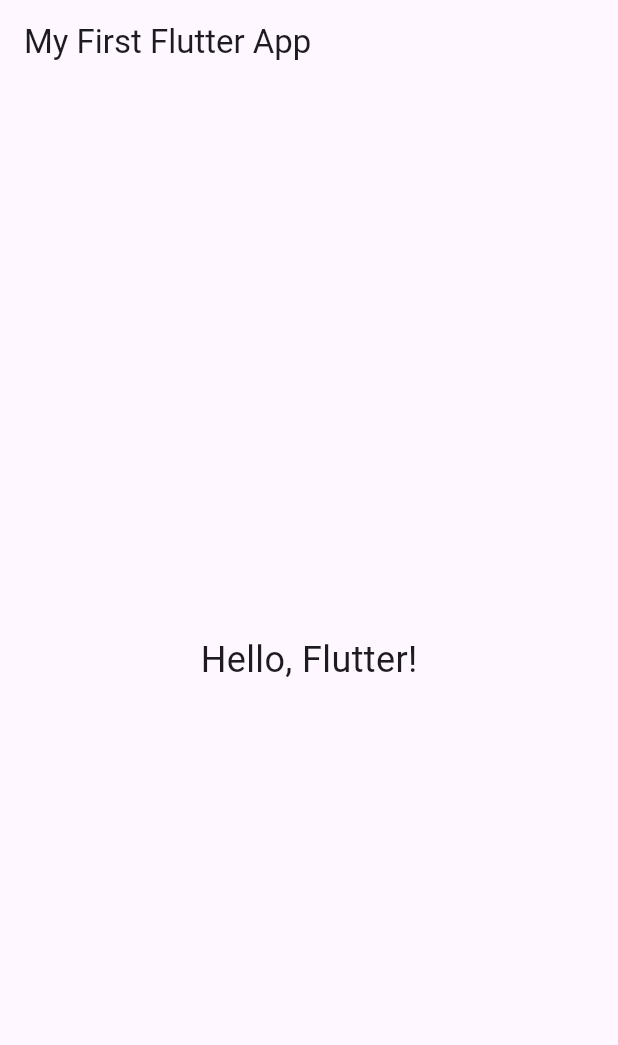
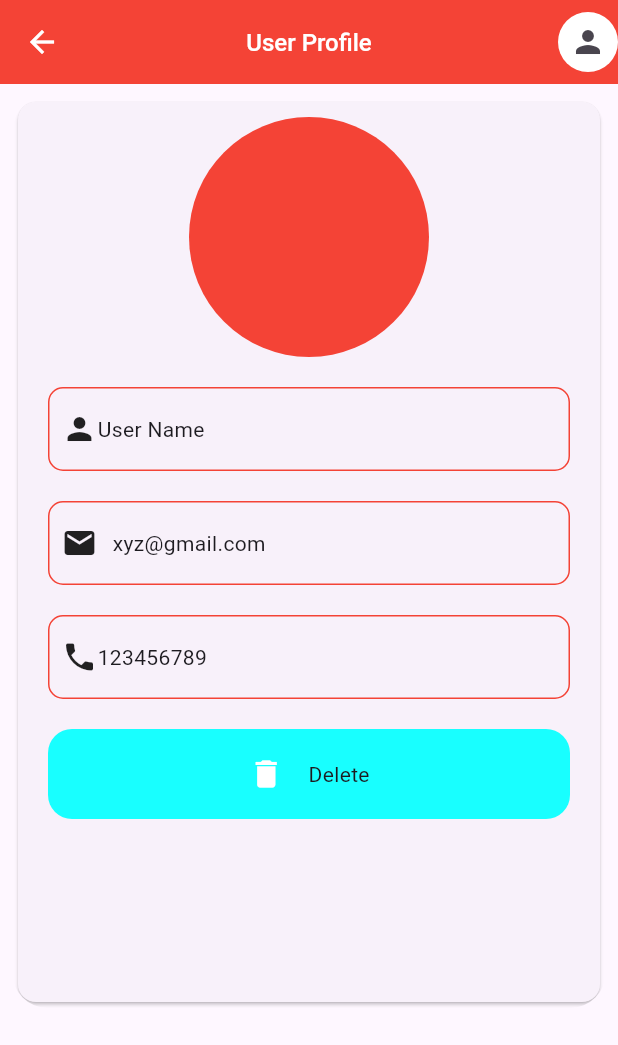
Before and after one commit to LuqmanJaffary/flutter-learning, a Flutter app: the screen it shows after launch, on a phone screen of 412 x 824 dp. Shown: the top 1045 px of the screen. Run offline on Flutter 3.47's test engine with Material 3 defaults, Android fonts, the phone set to English and light mode, and no system bars.

Commit message:
updated code

```diff
--- a/lib/main.dart
+++ b/lib/main.dart
@@ -1,19 +1,26 @@
+import 'package:app/user_profile.dart';
+// import 'package:firstapp/user_profile.dart';
 import 'package:flutter/material.dart';
+// import 'package:app/second_screen.dart';
+
 
 void main() {
-  runApp(MyApp());
+  runApp(const MyApp());
 }
 
 class MyApp extends StatelessWidget {
+  const MyApp({super.key});
+
+  // This widget is the root of your application.
   @override
   Widget build(BuildContext context) {
     return MaterialApp(
-      home: Scaffold(
-        appBar: AppBar(title: Text('My First Flutter App')),
-        body: Center(
-          child: Text('Hello, Flutter!', style: TextStyle(fontSize: 24)),
-        ),
+      title: 'Flutter Demo',
+      theme: ThemeData(
+        colorScheme: ColorScheme.fromSeed(seedColor: Colors.deepPurple),
+        useMaterial3: true,
       ),
+      home: UserProfile(),
     );
   }
 }
--- /dev/null
+++ b/lib/second_screen.dart
@@ -0,0 +1,55 @@
+import 'package:flutter/material.dart';
+
+class SecondScreen extends StatelessWidget {
+  const SecondScreen({super.key});
+
+  @override
+  Widget build(BuildContext context) {
+    return Scaffold(
+      appBar: AppBar(
+        backgroundColor: Colors.amber,
+        title: Text("Icon Screen"),
+        centerTitle: true,
+        elevation: 0,
+        leading: Icon(Icons.arrow_back),
+        actions: [
+          Icon(Icons.person),
+          Icon(Icons.notification_add),
+          SizedBox(width: 10),
+        ],
+      ),
+      body: SafeArea(
+        child: Column(
+          mainAxisAlignment: MainAxisAlignment.center,
+          crossAxisAlignment: CrossAxisAlignment.center,
+          children: [
+            Center(child: Text("Hello", style: TextStyle(fontSize: 30))),
+            Icon(Icons.safety_check, size: 100, color: Colors.red),
+            Image.network(
+              "https://encrypted-tbn0.gstatic.com/images?q=tbn:ANd9GcSUypk_8tAaK8q7b1t6m-Wu9AUluhssIe1pIw&s",
+              width: 100,
+              height: 100,
+              fit: BoxFit.cover,
+            ),
+            // Container(
+            //   height: 200,
+            //   width: 200,
+            //   decoration: BoxDecoration(
+            //       shape: BoxShape.circle,
+            //       image: DecorationImage(
+            //           image: NetworkImage(
+            //               "https://encrypted-tbn0.gstatic.com/images?q=tbn:ANd9GcSUypk_8tAaK8q7b1t6m-Wu9AUluhssIe1pIw&s"))),
+            // )
+            CircleAvatar(
+              backgroundColor: Colors.red,
+              radius: 40,
+              backgroundImage: NetworkImage(
+                "https://encrypted-tbn0.gstatic.com/images?q=tbn:ANd9GcSUypk_8tAaK8q7b1t6m-Wu9AUluhssIe1pIw&s",
+              ),
+            ),
+          ],
+        ),
+      ),
+    );
+  }
+}
--- /dev/null
+++ b/lib/user_profile.dart
@@ -0,0 +1,137 @@
+import 'package:flutter/material.dart';
+
+class UserProfile extends StatelessWidget {
+  const UserProfile({super.key});
+
+  @override
+  Widget build(BuildContext context) {
+    return Scaffold(
+      appBar: AppBar(
+        backgroundColor: Colors.red,
+        leading: Icon(Icons.arrow_back, color: Colors.white),
+        title: Text(
+          "User Profile",
+          style: TextStyle(
+            color: Colors.white,
+            fontSize: 16,
+            fontWeight: FontWeight.w500,
+          ),
+        ),
+        centerTitle: true,
+        actions: [
+          Container(
+            height: 40,
+            width: 40,
+            decoration: BoxDecoration(
+              color: Colors.white,
+              shape: BoxShape.circle,
+            ),
+            child: Icon(Icons.person),
+          ),
+        ],
+      ),
+      body: Padding(
+        padding: const EdgeInsets.all(8.0),
+        child: Column(
+          children: [
+            ClipRRect(
+              borderRadius: BorderRadius.circular(24),
+              child: Card(
+                child: Container(
+                  height: 600,
+                  width: double.infinity,
+                  child: Padding(
+                    padding: const EdgeInsets.symmetric(
+                      vertical: 10,
+                      horizontal: 20,
+                    ),
+                    child: Column(
+                      spacing: 20,
+                      children: [
+                        CircleAvatar(radius: 80, backgroundColor: Colors.red),
+                        Container(
+                          height: 56,
+                          width: double.infinity,
+                          decoration: BoxDecoration(
+                            border: Border.all(color: Colors.red),
+                            borderRadius: BorderRadius.circular(10),
+                          ),
+                          child: Padding(
+                            padding: const EdgeInsets.all(8.0),
+                            child: Row(
+                              children: [Icon(Icons.person), Text("User Name")],
+                            ),
+                          ),
+                        ),
+                        Container(
+                          height: 56,
+                          width: double.infinity,
+                          decoration: BoxDecoration(
+                            border: Border.all(color: Colors.red),
+                            borderRadius: BorderRadius.circular(10),
+                          ),
+                          child: Padding(
+                            padding: const EdgeInsets.all(8.0),
+                            child: Row(
+                              spacing: 10,
+                              children: [
+                                Icon(Icons.email),
+                                const Text("xyz@gmail.com"),
+                              ],
+                            ),
+                          ),
+                        ),
+                        Container(
+                          height: 56,
+                          width: double.infinity,
+                          decoration: BoxDecoration(
+                            border: Border.all(color: Colors.red),
+                            borderRadius: BorderRadius.circular(10),
+                          ),
+                          child: Padding(
+                            padding: const EdgeInsets.all(8.0),
+                            child: Row(
+                              children: [Icon(Icons.phone), Text("123456789")],
+                            ),
+                          ),
+                        ),
+                        InkWell(
+                          onTap: () {
+                            print("User Data Delete");
+                          },
+                          child: Container(
+                            height: 60,
+                            width: double.infinity,
+                            decoration: BoxDecoration(
+                              color: Colors.cyanAccent,
+                              borderRadius: BorderRadius.circular(16),
+                            ),
+                            child: Center(
+                              child: Row(
+                                mainAxisAlignment: MainAxisAlignment.center,
+                                spacing: 16,
+                                children: [
+                                  Center(
+                                    child: Icon(
+                                      Icons.delete,
+                                      color: Colors.white,
+                                    ),
+                                  ),
+                                  Text("Delete"),
+                                ],
+                              ),
+                            ),
+                          ),
+                        ),
+                      ],
+                    ),
+                  ),
+                ),
+              ),
+            ),
+          ],
+        ),
+      ),
+    );
+  }
+}
```
